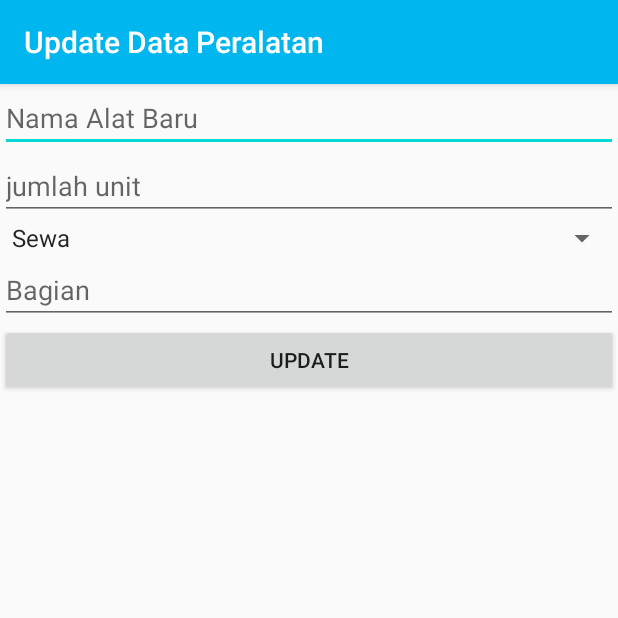
After one commit to arifmh18/EventManagement, an Android app: the UpdateActivity screen opened directly, with no data from a screen before it, on a phone screen of 412 x 824 dp, the top half of it. The commit adds this screen. Run offline under Robolectric (Android 15) with nearby library versions, the phone set to English and light mode, and no system bars; our stand-ins replace Firebase (no records; nobody signed in at launch, a user with empty details on screens opened directly).

Commit message:
delete + update data

```diff
--- a/app/src/main/AndroidManifest.xml
+++ b/app/src/main/AndroidManifest.xml
@@ -9,7 +9,8 @@
         android:roundIcon="@mipmap/ic_launcher_round"
         android:supportsRtl="true"
         android:theme="@style/AppTheme">
-        <activity android:name=".itemPeralatan.CreatePeralatan"></activity>
+        <activity android:name=".itemPeralatan.UpdateActivity"></activity>
+        <activity android:name=".itemPeralatan.CreatePeralatan" />
         <activity
             android:name=".LoginActivity"
             android:theme="@style/Theme.AppCompat.Light.NoActionBar.FullScreen" />
@@ -24,7 +25,7 @@
         </activity>
         <activity
             android:name=".MainActivity"
-            android:theme="@style/AppTheme"></activity>
+            android:theme="@style/AppTheme" />
     </application>
 
 </manifest>
--- /dev/null
+++ b/app/src/main/java/com/ardat/eventmanagement/itemPeralatan/UpdateActivity.kt
@@ -0,0 +1,33 @@
+package com.ardat.eventmanagement.itemPeralatan
+
+import androidx.appcompat.app.AppCompatActivity
+import android.os.Bundle
+import android.widget.EditText
+import android.widget.Spinner
+import com.ardat.eventmanagement.R
+import com.google.firebase.auth.FirebaseAuth
+import com.google.firebase.database.DatabaseReference
+import kotlinx.android.synthetic.main.activity_update.*
+
+class UpdateActivity : AppCompatActivity() {
+    private var namaAlat : EditText? =null
+    private var jumlahUnit : EditText? = null
+    private var bagian : EditText? = null
+    private var database: DatabaseReference? = null
+    private var auth: FirebaseAuth? = null
+    private var cekNamaAlat : String? =null
+    private var cekJumlahUnit : String? = null
+    private var cekStatus : String? = null
+    private var cekBagian : String? = null
+    override fun onCreate(savedInstanceState: Bundle?) {
+        super.onCreate(savedInstanceState)
+        setContentView(R.layout.activity_update)
+        getSupportActionBar()?.setTitle("Update Data Peralatan")
+        namaAlat = findViewById(R.id.newNama)
+        jumlahUnit = findViewById(R.id.newJumlahUnit)
+        bagian = findViewById(R.id.newBagian)
+
+    }
+
+
+}
--- a/app/src/main/java/com/ardat/eventmanagement/model/ModelPeralatan.kt
+++ b/app/src/main/java/com/ardat/eventmanagement/model/ModelPeralatan.kt
@@ -1,3 +1,4 @@
 package com.ardat.eventmanagement.model
 
-class ModelPeralatan(val nama : String,val jumlahUnit : String , val status:String,val bagian :String)
+class ModelPeralatan(val nama : String, val jumlahUnit : String, val status:String, val bagian :String,
+                     var key : String?)
--- /dev/null
+++ b/app/src/main/res/layout/activity_update.xml
@@ -0,0 +1,42 @@
+<?xml version="1.0" encoding="utf-8"?>
+<LinearLayout xmlns:android="http://schemas.android.com/apk/res/android"
+    xmlns:app="http://schemas.android.com/apk/res-auto"
+    xmlns:tools="http://schemas.android.com/tools"
+    android:layout_width="match_parent"
+    android:layout_height="match_parent"
+    android:orientation="vertical"
+    tools:context=".itemPeralatan.UpdateActivity">
+    <EditText
+        android:id="@+id/newNama"
+        android:layout_width="match_parent"
+        android:layout_height="wrap_content"
+        android:ems="10"
+        android:hint="Nama Alat Baru"
+        android:inputType="textPersonName" />
+    <EditText
+        android:id="@+id/newJumlahUnit"
+        android:layout_width="match_parent"
+        android:layout_height="wrap_content"
+        android:ems="10"
+        android:hint="jumlah unit"
+        android:inputType="number" />
+    <Spinner
+        android:id="@+id/newStatus"
+        android:layout_width="match_parent"
+        android:layout_height="wrap_content"
+        android:ems="10"
+        android:entries="@array/status"
+        android:inputType="textPersonName" />
+    <EditText
+        android:id="@+id/newBagian"
+        android:layout_width="match_parent"
+        android:layout_height="wrap_content"
+        android:ems="10"
+        android:hint="Bagian"
+        android:inputType="textPersonName" />
+    <Button
+        android:id="@+id/update"
+        android:layout_width="match_parent"
+        android:layout_height="wrap_content"
+        android:text="Update" />
+</LinearLayout>
--- a/app/src/main/res/layout/fragment_equipment.xml
+++ b/app/src/main/res/layout/fragment_equipment.xml
@@ -16,6 +16,7 @@
             android:background="@color/colorPrimary"
             android:layout_height="140sp"/>
         <androidx.cardview.widget.CardView
+            android:id="@+id/insertData"
             android:layout_marginTop="100sp"
             android:layout_width="300dp"
             app:cardCornerRadius="10sp"
--- a/app/src/main/res/layout/list_peralatan.xml
+++ b/app/src/main/res/layout/list_peralatan.xml
@@ -6,6 +6,7 @@
     android:layout_height="match_parent">
 
   <LinearLayout
+      android:id="@+id/alertShow"
       android:layout_width="match_parent"
       android:orientation="vertical"
       android:layout_height="wrap_content">
```
Also changed, not shown: app/src/main/java/com/ardat/eventmanagement/Fragment/EquipmentFragment.kt (+55 -0 lines), app/src/main/java/com/ardat/eventmanagement/adapter/EquipmentAdapter.kt (added, +87 -0 lines), app/src/main/java/com/ardat/eventmanagement/itemPeralatan/CreatePeralatan.kt (+4 -3 lines), app/src/main/res/layout/edit_delete.xml (added, +34 -0 lines).
